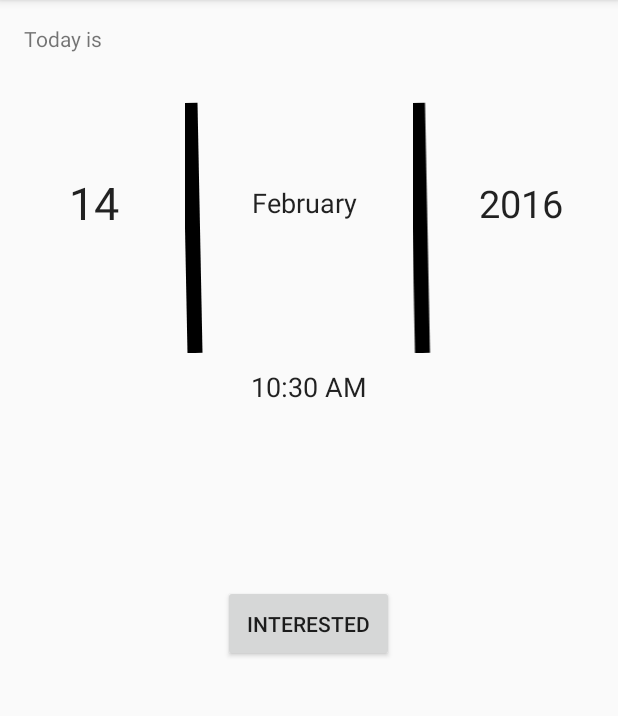
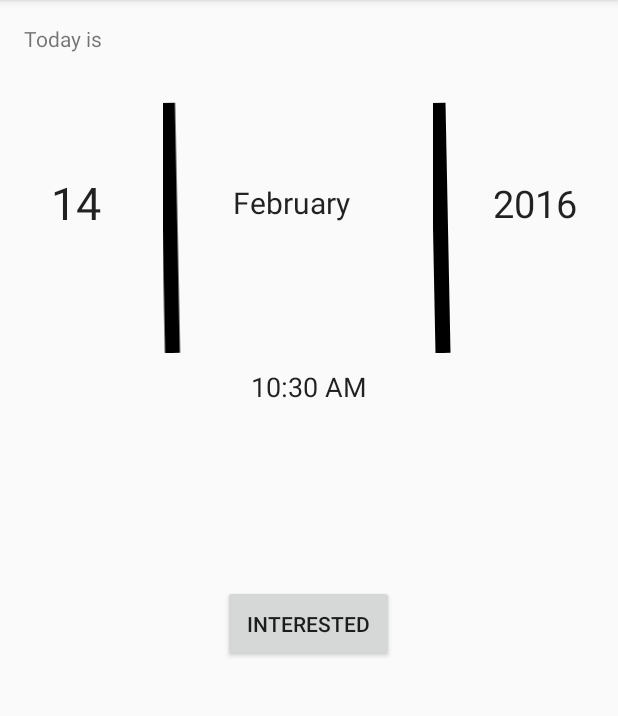
Before and after one commit to MrigankB/FastPlan, an Android app: the screen it shows after launch (HomeActivity), on a phone screen of 412 x 824 dp, the part 84-800 px from its top. Run offline under Robolectric (Android 15) with nearby library versions, the phone set to English and light mode, and no system bars; libraries missing offline, so code that uses them is left out: com.firebase.client; 7 statements that could not run were skipped.

Commit message:
Changes to HomeFragment Layout
Centered the month text to stay on one line and centered everything
else.

```diff
--- a/app/src/main/res/layout/fragment_home.xml
+++ b/app/src/main/res/layout/fragment_home.xml
@@ -19,37 +19,37 @@
         android:orientation="horizontal">
         <TextView
             android:layout_width="0dp"
-            android:layout_weight="0.2"
+            android:layout_weight="0.175"
             android:layout_height="wrap_content"
-            android:paddingLeft="30dp"
             android:id="@+id/date_day"
-            android:layout_gravity="center_vertical"
+            android:paddingLeft="18dp"
+            android:layout_gravity="center"
             style="@style/TextAppearance.AppCompat.Large.Day" />
         <ImageView
             android:layout_width="0dp"
-            android:layout_weight="0.2"
+            android:layout_weight="0.175"
             android:layout_height="wrap_content"
             android:id="@+id/line1"
-            android:layout_gravity="center_vertical" />
+            android:layout_gravity="center" />
         <TextView
             android:layout_width="0dp"
-            android:layout_weight="0.2"
+            android:layout_weight="0.3"
             android:layout_height="wrap_content"
+            android:paddingLeft="7dp"
             android:id="@+id/date_month"
-            android:layout_gravity="center_vertical"
+            android:layout_gravity="center"
             style="@style/TextAppearance.AppCompat.Large.Month"/>
         <ImageView
             android:layout_width="0dp"
-            android:layout_weight="0.2"
+            android:layout_weight="0.175"
             android:layout_height="wrap_content"
             android:id="@+id/line2"
-            android:layout_gravity="center_vertical" />
+            android:layout_gravity="center" />
         <TextView
             android:layout_width="0dp"
-            android:layout_weight="0.2"
+            android:layout_weight="0.175"
             android:layout_height="wrap_content"
-            android:layout_gravity="center_vertical"
-            android:paddingRight="5dp"
+            android:layout_gravity="center"
             android:id="@+id/date_year"
             style="@style/TextAppearance.AppCompat.Large.Year"/>
     </LinearLayout>
--- a/app/src/main/res/values/styles.xml
+++ b/app/src/main/res/values/styles.xml
@@ -14,7 +14,7 @@
     <style
         name="TextAppearance.AppCompat.Large.Month"
         parent="Base.TextAppearance.AppCompat.Large">
-        <item name="android:textSize">18sp</item>
+        <item name="android:textSize">20sp</item>
         <item name="android:typeface">serif</item>
     </style>
     <style
```
